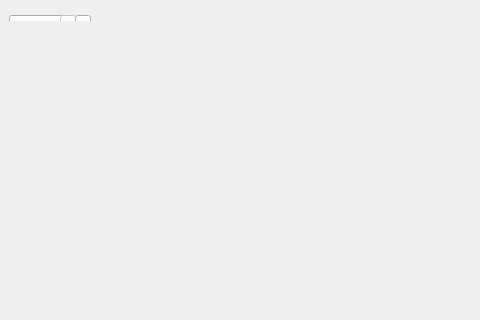
Old version of the form src/ui/mainwindow.ui in the repository BowDown097/QtTube; both pictures show x 0 to 480 and y 0 to 320 of the 800 by 600 pixel window.
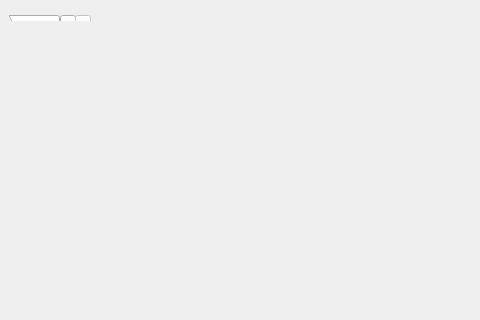
New version of the form. The open tabs and pages were chosen to show the change. Icons and pictures are not drawn.

Commit message: Add support for watch history search

Patch:
```diff
--- a/src/ui/mainwindow.ui
+++ b/src/ui/mainwindow.ui
@@ -19,7 +19,7 @@
   <widget class="QStackedWidget" name="centralwidget">
    <widget class="QWidget" name="mainPage">
     <layout class="QGridLayout" name="gridLayout">
-     <item row="1" column="0">
+     <item row="2" column="0">
       <widget class="QTabWidget" name="tabWidget">
        <property name="styleSheet">
         <string notr="true">QTabBar::tab::disabled {
@@ -102,6 +102,16 @@
          </item>
         </layout>
        </widget>
+       <widget class="QWidget" name="historySearchTab">
+        <attribute name="title">
+         <string>History Search</string>
+        </attribute>
+        <layout class="QGridLayout" name="gridLayout_2">
+         <item row="0" column="0">
+          <widget class="QListWidget" name="historySearchWidget"/>
+         </item>
+        </layout>
+       </widget>
       </widget>
      </item>
      <item row="0" column="0">
```
Left out of the diff: 14 changed lines with no effect on the pictures. The commit also changes 10 other files.
